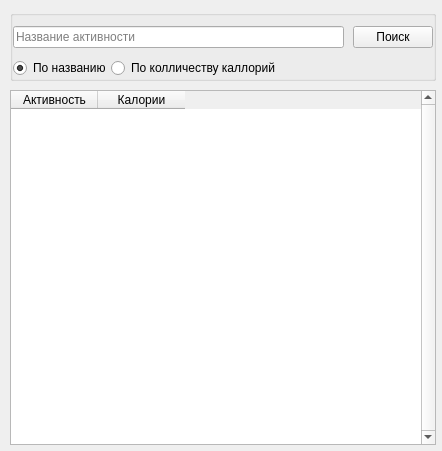
This is project/forms/Activity_seach.ui in Galoev/nutritionist-helper as Qt 5 draws it before an edit. The edited form follows.
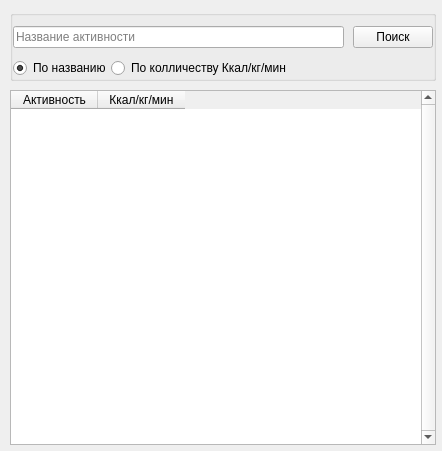
This is the edited form. The open tabs and pages were chosen to show the change.

Commit message: Изменены формы активности

What changed in the file:
```diff
--- a/project/forms/Activity_seach.ui
+++ b/project/forms/Activity_seach.ui
@@ -149,7 +149,7 @@
       <item>
        <widget class="QRadioButton" name="radioButton_dateSeach">
         <property name="text">
-         <string>По колличеству каллорий</string>
+         <string>По колличеству Ккал/кг/мин</string>
         </property>
        </widget>
       </item>
@@ -210,7 +210,7 @@
    </column>
    <column>
     <property name="text">
-     <string>Калории</string>
+     <string>Ккал/кг/мин</string>
     </property>
    </column>
   </widget>
```
Left out of the diff: 2 changed lines with no effect on the pictures. The commit also changes 2 other files.
